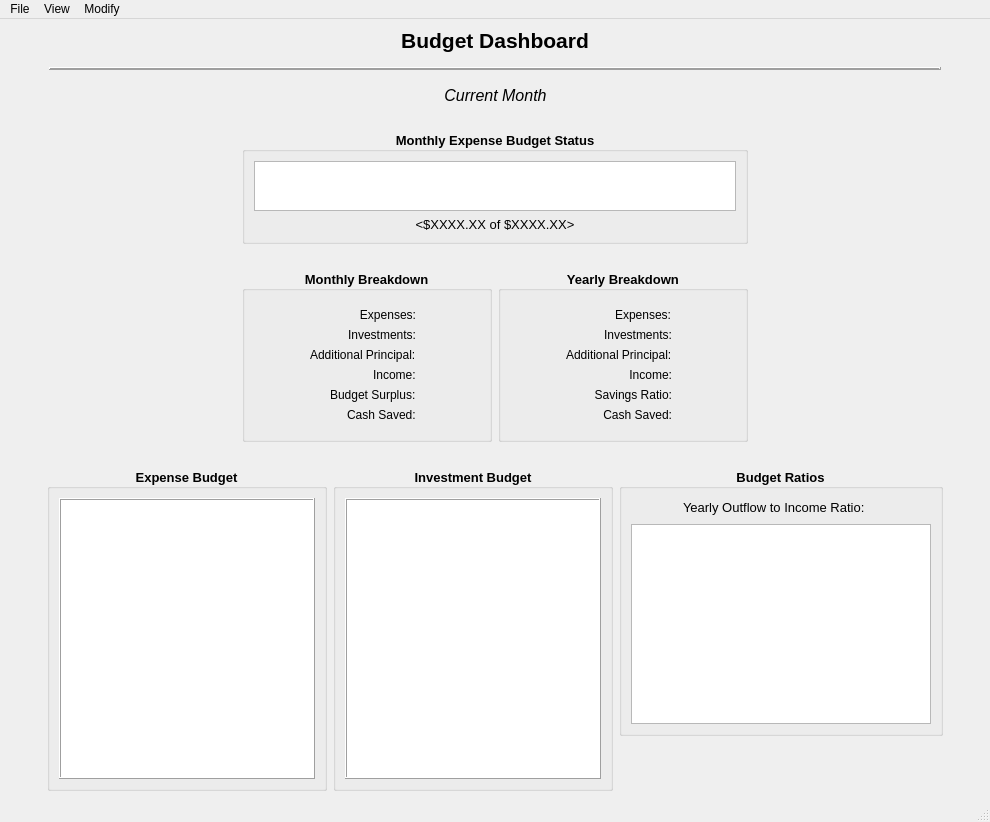
Before: the Qt Designer form CashFlowManager/mainwindow.ui in epw7856/CashFlowManager, drawn with Qt 5.
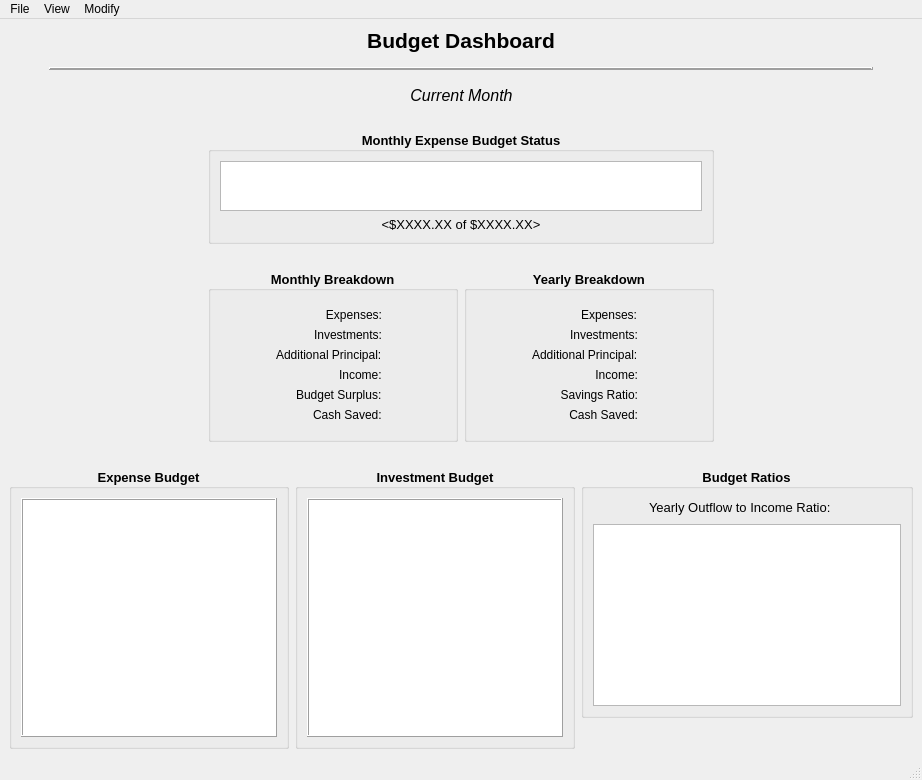
After: the same form once the commit is applied. Custom widgets are drawn as their Qt base class.

Commit message: Reformatted spacing within the main window dialog.

Patch:
```diff
--- a/CashFlowManager/mainwindow.ui
+++ b/CashFlowManager/mainwindow.ui
@@ -6,8 +6,8 @@
    <rect>
     <x>0</x>
     <y>0</y>
-    <width>990</width>
-    <height>822</height>
+    <width>922</width>
+    <height>780</height>
    </rect>
   </property>
   <property name="windowTitle">
@@ -834,9 +834,12 @@
         <property name="orientation">
          <enum>Qt::Horizontal</enum>
         </property>
+        <property name="sizeType">
+         <enum>QSizePolicy::Minimum</enum>
+        </property>
         <property name="sizeHint" stdset="0">
          <size>
-          <width>40</width>
+          <width>0</width>
           <height>20</height>
          </size>
         </property>
@@ -847,7 +850,7 @@
         <item>
          <widget class="QGroupBox" name="groupBoxExpenseBudget">
           <property name="sizePolicy">
-           <sizepolicy hsizetype="Minimum" vsizetype="Minimum">
+           <sizepolicy hsizetype="Fixed" vsizetype="Minimum">
             <horstretch>0</horstretch>
             <verstretch>0</verstretch>
            </sizepolicy>
@@ -934,7 +937,7 @@
         <item>
          <widget class="QGroupBox" name="groupBoxInvestmentBudget">
           <property name="sizePolicy">
-           <sizepolicy hsizetype="Minimum" vsizetype="Minimum">
+           <sizepolicy hsizetype="Fixed" vsizetype="Minimum">
             <horstretch>0</horstretch>
             <verstretch>0</verstretch>
            </sizepolicy>
@@ -1012,11 +1015,17 @@
         <item>
          <widget class="QGroupBox" name="groupBox_4">
           <property name="sizePolicy">
-           <sizepolicy hsizetype="Minimum" vsizetype="Minimum">
+           <sizepolicy hsizetype="Expanding" vsizetype="Expanding">
             <horstretch>0</horstretch>
             <verstretch>0</verstretch>
            </sizepolicy>
           </property>
+          <property name="maximumSize">
+           <size>
+            <width>450</width>
+            <height>16777215</height>
+           </size>
+          </property>
           <property name="font">
            <font>
             <family>Segoe UI</family>
@@ -1109,7 +1118,7 @@
              <property name="minimumSize">
               <size>
                <width>300</width>
-               <height>200</height>
+               <height>150</height>
               </size>
              </property>
              <property name="maximumSize">
@@ -1146,9 +1155,12 @@
         <property name="orientation">
          <enum>Qt::Horizontal</enum>
         </property>
+        <property name="sizeType">
+         <enum>QSizePolicy::Minimum</enum>
+        </property>
         <property name="sizeHint" stdset="0">
          <size>
-          <width>40</width>
+          <width>0</width>
           <height>20</height>
          </size>
         </property>
@@ -1163,7 +1175,7 @@
     <rect>
      <x>0</x>
      <y>0</y>
-     <width>990</width>
+     <width>922</width>
      <height>21</height>
     </rect>
    </property>
```
Left out of the diff: 4 changed lines with no effect on the pictures.
